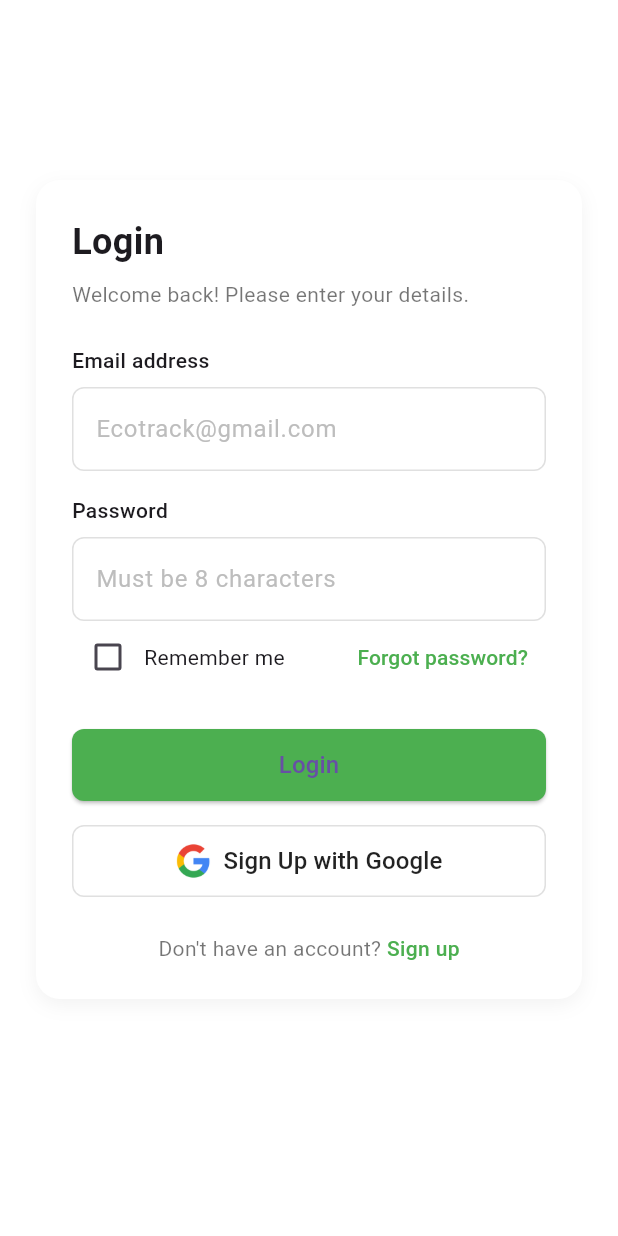
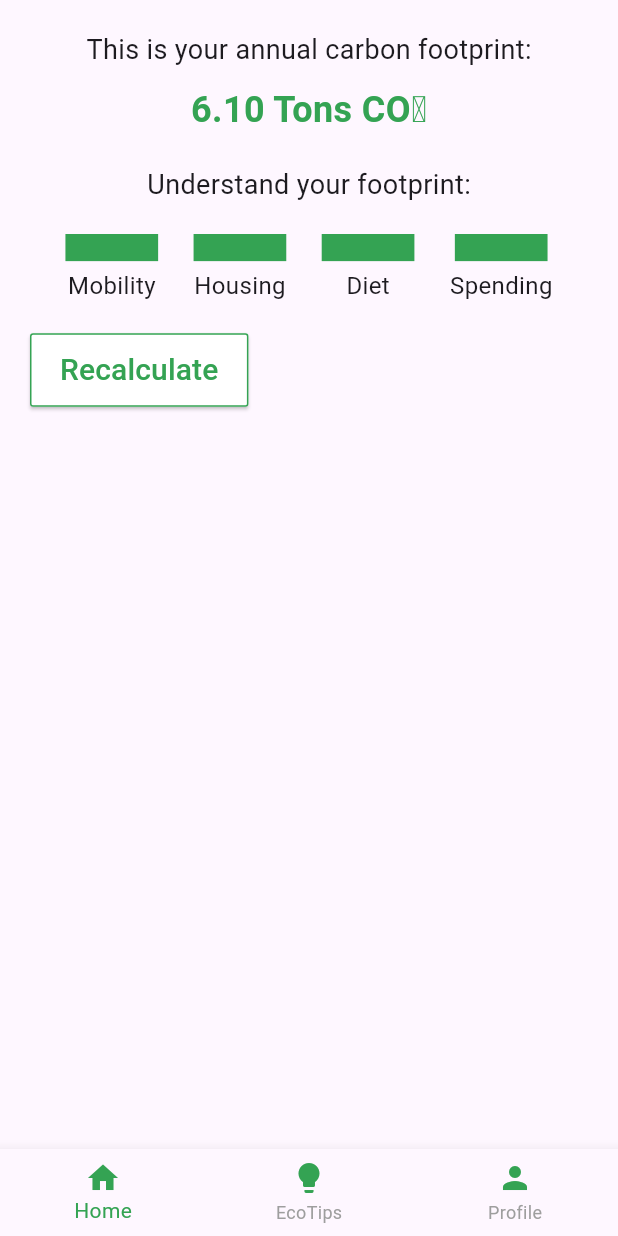
Before and after one commit to Enzobat0/EcoTrack_Lite, a Flutter app: the LoginScreen screen opened directly, after a tap on "Login", on a phone screen of 412 x 824 dp. Run offline on Flutter 3.47's test engine with Material 3 defaults, Android fonts, the phone set to English and light mode, and no system bars; our stand-ins replace google_fonts.

Commit message:
added homepage

```diff
--- /dev/null
+++ b/lib/screens/homepage.dart
@@ -0,0 +1,165 @@
+import 'dart:math'; // For generating random values
+import 'package:flutter/material.dart';
+import 'package:ecotrack_lite/screens/step1.dart';
+import 'package:google_fonts/google_fonts.dart'; // Import Google Fonts
+
+void main() {
+  runApp(EcoTrackLiteApp());
+}
+
+class EcoTrackLiteApp extends StatelessWidget {
+  @override
+  Widget build(BuildContext context) {
+    return MaterialApp(
+      debugShowCheckedModeBanner: false, // Removes the debug banner
+      title: 'EcoTrack Lite',
+      theme: ThemeData(
+        primaryColor: const Color(0xff34A353),
+        textTheme: GoogleFonts.dmSansTextTheme(
+          Theme.of(context).textTheme, // Apply DM Sans font to the text theme
+        ),
+      ),
+      home: HomePage(),
+    );
+  }
+}
+
+class HomePage extends StatelessWidget {
+  static const Color primaryColor = Color(0xff34A353);
+
+  // Random value generator for the demo
+  final double totalFootprint = Random().nextDouble() * 10 + 5; // 5 to 15 tons
+  final double mobility = Random().nextDouble() * 5; // 0 to 5 tons
+  final double housing = Random().nextDouble() * 5; // 0 to 5 tons
+  final double diet = Random().nextDouble() * 5; // 0 to 5 tons
+  final double spending = Random().nextDouble() * 5; // 0 to 5 tons
+
+  HomePage({super.key});
+
+  @override
+  Widget build(BuildContext context) {
+    final screenWidth = MediaQuery.of(context).size.width;
+
+    return Scaffold(
+      body: Padding(
+        padding: const EdgeInsets.all(20.0),
+        child: Column(
+          crossAxisAlignment: CrossAxisAlignment.center,
+          children: [
+            const Text(
+              'This is your annual carbon footprint:',
+              style: TextStyle(fontSize: 18),
+            ),
+            const SizedBox(height: 10),
+            Text(
+              '${totalFootprint.toStringAsFixed(2)} Tons CO₂',
+              style: TextStyle(
+                color: primaryColor,
+                fontSize: 24,
+                fontWeight: FontWeight.bold,
+              ),
+            ),
+            const SizedBox(height: 20),
+            const Text(
+              'Understand your footprint:',
+              style: TextStyle(fontSize: 18),
+            ),
+            const SizedBox(height: 20),
+            Row(
+              mainAxisAlignment: MainAxisAlignment.spaceEvenly,
+              children: [
+                _buildBaton('Mobility', mobility, totalFootprint, screenWidth),
+                _buildBaton('Housing', housing, totalFootprint, screenWidth),
+                _buildBaton('Diet', diet, totalFootprint, screenWidth),
+                _buildBaton('Spending', spending, totalFootprint, screenWidth),
+              ],
+            ),
+            const SizedBox(height: 20), // Space before the button
+            Align(
+              alignment: Alignment.centerLeft, // Align to the left
+              child: ElevatedButton(
+                onPressed: () {
+                  Navigator.push(
+                    context,
+                    MaterialPageRoute(builder: (context) => FoodHabits())
+                  );
+                },
+                style: ElevatedButton.styleFrom(
+                  backgroundColor: Colors.white, // White background
+                  side: BorderSide(color: primaryColor), // Primary color border
+                  padding:
+                      const EdgeInsets.symmetric(horizontal: 20, vertical: 10),
+                  shape: RoundedRectangleBorder(
+                    borderRadius: BorderRadius.circular(2),
+                  ),
+                ),
+                child: Text(
+                  'Recalculate',
+                  style: TextStyle(
+                      color: primaryColor, fontSize: 20), // Primary color text
+                ),
+              ),
+            ),
+          ],
+        ),
+      ),
+      bottomNavigationBar: BottomNavigationBar(
+        items: const [
+          BottomNavigationBarItem(
+            icon: Icon(Icons.home, color: Color(0xff34A353)),
+            label: 'Home',
+          ),
+          BottomNavigationBarItem(
+            icon: Icon(Icons.lightbulb, color: Color(0xff34A353)),
+            label: 'EcoTips',
+          ),
+          BottomNavigationBarItem(
+            icon: Icon(Icons.person, color: Color(0xff34A353)),
+            label: 'Profile',
+          ),
+        ],
+        currentIndex: 0, // Set the current index to 0 for the home tab
+        selectedItemColor: primaryColor,
+        unselectedItemColor: Colors.grey,
+        onTap: (index) {
+          // Handle navigation based on the index tapped
+          switch (index) {
+            case 0:
+              // Navigate to Home
+              break;
+            case 1:
+              // Navigate to EcoTips
+              break;
+            case 2:
+              // Navigate to Profile
+              break;
+          }
+        },
+      ),
+    );
+  }
+
+  Widget _buildBaton(
+    String label,
+    double value,
+    double maxValue,
+    double screenWidth,
+  ) {
+    final double barHeight = (value / maxValue) * 200;
+
+    return Column(
+      children: [
+        Container(
+          width: screenWidth * 0.15,
+          height: barHeight,
+          color: primaryColor,
+        ),
+        const SizedBox(height: 5),
+        Text(
+          label,
+          style: const TextStyle(fontSize: 16),
+        ),
+      ],
+    );
+  }
+}
--- a/lib/screens/login.dart
+++ b/lib/screens/login.dart
@@ -1,5 +1,6 @@
 import 'package:ecotrack_lite/screens/sign_up.dart';
 import 'package:flutter/material.dart';
+import 'package:ecotrack_lite/screens/homepage.dart';
 
 class LoginScreen extends StatefulWidget {
   const LoginScreen({super.key});
@@ -153,7 +154,10 @@ class _LoginScreenState extends State<LoginScreen> {
                           ),
                           const SizedBox(height: 24),
                           ElevatedButton(
-                            onPressed: () {},
+                            onPressed: () {
+                              Navigator.push(context,
+                               MaterialPageRoute(builder: (context)=> HomePage()));
+                            },
                             style: ElevatedButton.styleFrom(
                               backgroundColor: const Color(0xFF4CAF50),
                               minimumSize: const Size.fromHeight(48),
--- a/lib/screens/sign_up.dart
+++ b/lib/screens/sign_up.dart
@@ -1,4 +1,5 @@
 import 'package:flutter/material.dart';
+import 'package:ecotrack_lite/screens/homepage.dart';
 
 class SignupScreen extends StatefulWidget {
   const SignupScreen({super.key});
@@ -119,7 +120,10 @@ class _SignupScreenState extends State<SignupScreen> {
                           ),
                           const SizedBox(height: 24),
                           ElevatedButton(
-                            onPressed: () {},
+                            onPressed: () {
+                              Navigator.push(context,
+                               MaterialPageRoute(builder: (context)=> HomePage()));
+                            },
                             style: ElevatedButton.styleFrom(
                               backgroundColor: const Color(0xFF4CAF50),
                               minimumSize: const Size.fromHeight(48),
```
